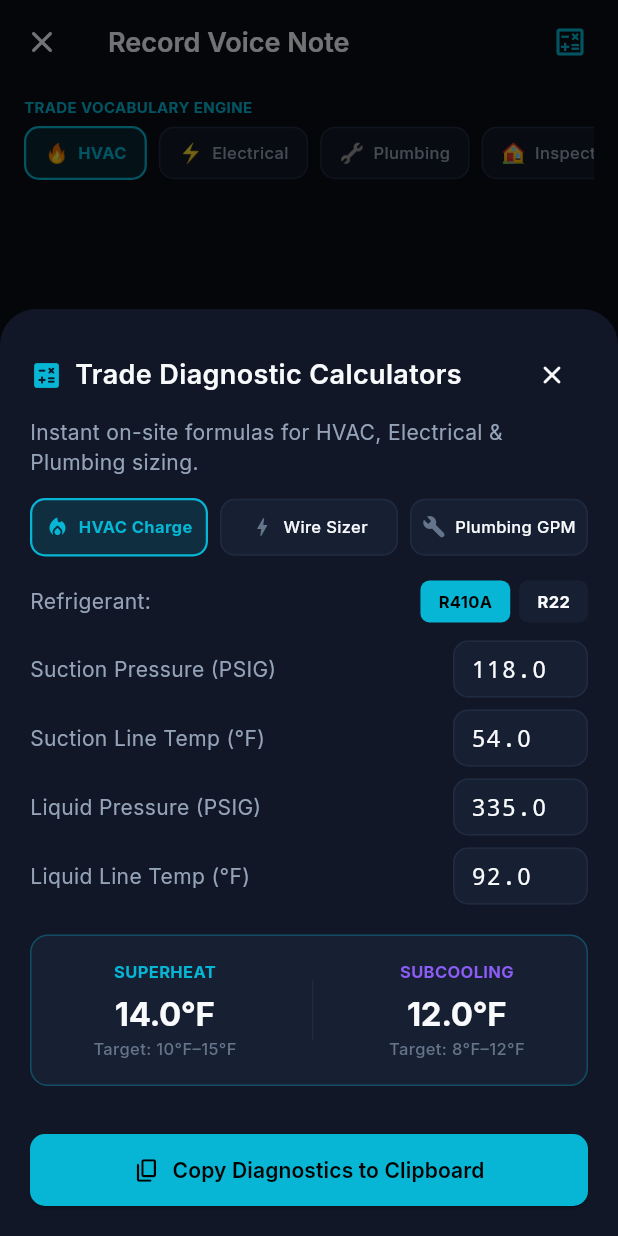
After one commit to ronakJeengar/echodesk, a Flutter app: the RecordVoicePage screen opened by its route, after a tap on the "calculate" icon, on a phone screen of 412 x 824 dp. The commit adds this screen. Run offline on Flutter 3.47's test engine with Material 3 defaults, Android fonts, the phone set to English and light mode, and no system bars; our stand-ins replace audioplayers, dio, flutter_riverpod, flutter_secure_storage, go_router, google_fonts and 4 more; missing offline and left inert: record; accounts and stored records are empty; network calls fail.

Commit message:
feat: implement interactive field diagnostic trade calculators for HVAC, Electrical, and Plumbing

```diff
--- /dev/null
+++ b/mobile/lib/features/calculators/presentation/widgets/trade_calculators_sheet.dart
@@ -0,0 +1,434 @@
+import 'dart:math';
+import 'package:flutter/material.dart';
+import 'package:flutter/services.dart';
+import '../../../../core/theme/app_colors.dart';
+import '../../../../core/theme/app_typography.dart';
+
+class TradeCalculatorsSheet extends StatefulWidget {
+  const TradeCalculatorsSheet({super.key});
+
+  static Future<void> show(BuildContext context) {
+    return showModalBottomSheet(
+      context: context,
+      isScrollControlled: true,
+      backgroundColor: AppColors.surface,
+      shape: const RoundedRectangleBorder(
+        borderRadius: BorderRadius.vertical(top: Radius.circular(24)),
+      ),
+      builder: (_) => const TradeCalculatorsSheet(),
+    );
+  }
+
+  @override
+  State<TradeCalculatorsSheet> createState() => _TradeCalculatorsSheetState();
+}
+
+class _TradeCalculatorsSheetState extends State<TradeCalculatorsSheet> {
+  String _selectedTrade = 'HVAC';
+
+  // HVAC State
+  String _refrigerant = 'R410A';
+  double _suctionPressure = 118.0;
+  double _suctionLineTemp = 54.0;
+  double _liquidPressure = 335.0;
+  double _liquidLineTemp = 92.0;
+
+  // Electrical State
+  double _voltage = 240.0;
+  double _currentAmps = 40.0;
+  double _distanceFeet = 75.0;
+  String _conductor = 'COPPER';
+
+  // Plumbing State
+  double _pipeDiameter = 0.75;
+  double _waterPressurePsi = 65.0;
+
+  @override
+  Widget build(BuildContext context) {
+    return DraggableScrollableSheet(
+      initialChildSize: 0.75,
+      minChildSize: 0.5,
+      maxChildSize: 0.95,
+      expand: false,
+      builder: (_, scrollController) {
+        return Padding(
+          padding: const EdgeInsets.all(20),
+          child: Column(
+            crossAxisAlignment: CrossAxisAlignment.start,
+            children: [
+              // Header
+              Row(
+                mainAxisAlignment: MainAxisAlignment.spaceBetween,
+                children: [
+                  Row(
+                    children: [
+                      const Icon(Icons.calculate_rounded, color: AppColors.primary, size: 22),
+                      const SizedBox(width: 8),
+                      Text('Trade Diagnostic Calculators', style: AppTypography.h3),
+                    ],
+                  ),
+                  IconButton(
+                    icon: const Icon(Icons.close_rounded, size: 20),
+                    onPressed: () => Navigator.pop(context),
+                  ),
+                ],
+              ),
+              const SizedBox(height: 4),
+              Text(
+                'Instant on-site formulas for HVAC, Electrical & Plumbing sizing.',
+                style: AppTypography.bodyMedium,
+              ),
+              const SizedBox(height: 14),
+
+              // Trade Tabs
+              Row(
+                children: [
+                  _buildTradeTab('HVAC', 'HVAC Charge', Icons.local_fire_department_rounded),
+                  const SizedBox(width: 8),
+                  _buildTradeTab('ELECTRICAL', 'Wire Sizer', Icons.bolt_rounded),
+                  const SizedBox(width: 8),
+                  _buildTradeTab('PLUMBING', 'Plumbing GPM', Icons.build_rounded),
+                ],
+              ),
+              const SizedBox(height: 16),
+
+              // Content Area
+              Expanded(
+                child: ListView(
+                  controller: scrollController,
+                  children: [
+                    if (_selectedTrade == 'HVAC') _buildHvacCalculator(),
+                    if (_selectedTrade == 'ELECTRICAL') _buildElectricalCalculator(),
+                    if (_selectedTrade == 'PLUMBING') _buildPlumbingCalculator(),
+                    const SizedBox(height: 20),
+                  ],
+                ),
+              ),
+
+              // Bottom Copy Button
+              SizedBox(
+                width: double.infinity,
+                child: ElevatedButton.icon(
+                  onPressed: _copyDiagnosticSummary,
+                  style: ElevatedButton.styleFrom(
+                    backgroundColor: AppColors.primary,
+                    foregroundColor: Colors.black,
+                    padding: const EdgeInsets.symmetric(vertical: 14),
+                    shape: RoundedRectangleBorder(borderRadius: BorderRadius.circular(10)),
+                  ),
+                  icon: const Icon(Icons.copy_rounded, size: 18, color: Colors.black),
+                  label: Text(
+                    'Copy Diagnostics to Clipboard',
+                    style: AppTypography.button.copyWith(color: Colors.black),
+                  ),
+                ),
+              ),
+            ],
+          ),
+        );
+      },
+    );
+  }
+
+  Widget _buildTradeTab(String key, String label, IconData icon) {
+    final isSelected = _selectedTrade == key;
+    return Expanded(
+      child: GestureDetector(
+        onTap: () => setState(() => _selectedTrade = key),
+        child: Container(
+          padding: const EdgeInsets.symmetric(vertical: 10),
+          decoration: BoxDecoration(
+            color: isSelected ? AppColors.primary.withValues(alpha: 0.15) : AppColors.surfaceElevated,
+            borderRadius: BorderRadius.circular(10),
+            border: Border.all(
+              color: isSelected ? AppColors.primary : AppColors.border,
+              width: isSelected ? 1.5 : 1,
+            ),
+          ),
+          child: Row(
+            mainAxisAlignment: MainAxisAlignment.center,
+            children: [
+              Icon(icon, size: 16, color: isSelected ? AppColors.primary : AppColors.textMuted),
+              const SizedBox(width: 6),
+              Text(
+                label,
+                style: AppTypography.caption.copyWith(
+                  color: isSelected ? AppColors.primary : AppColors.textPrimary,
+                  fontWeight: isSelected ? FontWeight.w700 : FontWeight.w500,
+                  fontSize: 11,
+                ),
+              ),
+            ],
+          ),
+        ),
+      ),
+    );
+  }
+
+  Widget _buildHvacCalculator() {
+    final evapSatTemp = _refrigerant == 'R410A'
+        ? (_suctionPressure - 118) * 0.35 + 40
+        : (_suctionPressure - 68) * 0.5 + 40;
+    final superheat = max(0.0, _suctionLineTemp - evapSatTemp);
+
+    final condSatTemp = _refrigerant == 'R410A'
+        ? (_liquidPressure - 335) * 0.18 + 104
+        : (_liquidPressure - 196) * 0.25 + 100;
+    final subcooling = max(0.0, condSatTemp - _liquidLineTemp);
+
+    return Column(
+      crossAxisAlignment: CrossAxisAlignment.start,
+      children: [
+        Row(
+          mainAxisAlignment: MainAxisAlignment.spaceBetween,
+          children: [
+            Text('Refrigerant:', style: AppTypography.bodyMedium),
+            Row(
+              children: ['R410A', 'R22'].map((ref) {
+                final isSel = _refrigerant == ref;
+                return GestureDetector(
+                  onTap: () => setState(() => _refrigerant = ref),
+                  child: Container(
+                    margin: const EdgeInsets.only(left: 6),
+                    padding: const EdgeInsets.symmetric(horizontal: 12, vertical: 6),
+                    decoration: BoxDecoration(
+                      color: isSel ? AppColors.primary : AppColors.surfaceElevated,
+                      borderRadius: BorderRadius.circular(6),
+                    ),
+                    child: Text(
+                      ref,
+                      style: AppTypography.caption.copyWith(
+                        color: isSel ? Colors.black : AppColors.textPrimary,
+                        fontWeight: FontWeight.bold,
+                      ),
+                    ),
+                  ),
+                );
+              }).toList(),
+            ),
+          ],
+        ),
+        const SizedBox(height: 12),
+
+        // Inputs
+        _buildNumberInput('Suction Pressure (PSIG)', _suctionPressure, (v) => setState(() => _suctionPressure = v)),
+        _buildNumberInput('Suction Line Temp (°F)', _suctionLineTemp, (v) => setState(() => _suctionLineTemp = v)),
+        _buildNumberInput('Liquid Pressure (PSIG)', _liquidPressure, (v) => setState(() => _liquidPressure = v)),
+        _buildNumberInput('Liquid Line Temp (°F)', _liquidLineTemp, (v) => setState(() => _liquidLineTemp = v)),
+
+        const SizedBox(height: 12),
+
+        // Results Card
+        Container(
+          padding: const EdgeInsets.all(16),
+          decoration: BoxDecoration(
+            color: AppColors.surfaceElevated,
+            borderRadius: BorderRadius.circular(12),
+            border: Border.all(color: AppColors.primary.withValues(alpha: 0.3)),
+          ),
+          child: Row(
+            mainAxisAlignment: MainAxisAlignment.spaceAround,
+            children: [
+              Column(
+                children: [
+                  Text('SUPERHEAT', style: AppTypography.caption.copyWith(color: AppColors.primary, fontWeight: FontWeight.bold)),
+                  const SizedBox(height: 4),
+                  Text('${superheat.toStringAsFixed(1)}°F', style: AppTypography.h2),
+                  Text('Target: 10°F–15°F', style: AppTypography.caption.copyWith(color: AppColors.textMuted)),
+                ],
+              ),
+              Container(width: 1, height: 40, color: AppColors.border),
+              Column(
+                children: [
+                  Text('SUBCOOLING', style: AppTypography.caption.copyWith(color: AppColors.secondary, fontWeight: FontWeight.bold)),
+                  const SizedBox(height: 4),
+                  Text('${subcooling.toStringAsFixed(1)}°F', style: AppTypography.h2),
+                  Text('Target: 8°F–12°F', style: AppTypography.caption.copyWith(color: AppColors.textMuted)),
+                ],
+              ),
+            ],
+          ),
+        ),
+      ],
+    );
+  }
+
+  Widget _buildElectricalCalculator() {
+    final k = _conductor == 'COPPER' ? 12.9 : 21.2;
+    final targetCm = (2 * k * _currentAmps * _distanceFeet) / (_voltage * 0.03);
+
+    String recommendedWire = '14 AWG';
+    if (targetCm > 66360) {
+      recommendedWire = '1/0 AWG+';
+    } else if (targetCm > 41740) {
+      recommendedWire = '2 AWG';
+    } else if (targetCm > 26240) {
+      recommendedWire = '4 AWG';
+    } else if (targetCm > 16510) {
+      recommendedWire = '6 AWG';
+    } else if (targetCm > 10380) {
+      recommendedWire = '8 AWG';
+    } else if (targetCm > 6530) {
+      recommendedWire = '10 AWG';
+    } else if (targetCm > 4110) {
+      recommendedWire = '12 AWG';
+    }
+
+    final dropVolts = (2 * k * _currentAmps * _distanceFeet) / 26240;
+    final dropPct = (dropVolts / _voltage) * 100;
+
+    return Column(
+      crossAxisAlignment: CrossAxisAlignment.start,
+      children: [
+        Row(
+          mainAxisAlignment: MainAxisAlignment.spaceBetween,
+          children: [
+            Text('Conductor Material:', style: AppTypography.bodyMedium),
+            Row(
+              children: ['COPPER', 'ALUMINUM'].map((mat) {
+                final isSel = _conductor == mat;
+                return GestureDetector(
+                  onTap: () => setState(() => _conductor = mat),
+                  child: Container(
+                    margin: const EdgeInsets.only(left: 6),
+                    padding: const EdgeInsets.symmetric(horizontal: 10, vertical: 5),
+                    decoration: BoxDecoration(
+                      color: isSel ? AppColors.secondary : AppColors.surfaceElevated,
+                      borderRadius: BorderRadius.circular(6),
+                    ),
+                    child: Text(
+                      mat == 'COPPER' ? 'Copper' : 'Alum',
+                      style: AppTypography.caption.copyWith(
+                        color: isSel ? Colors.black : AppColors.textPrimary,
+                        fontWeight: FontWeight.bold,
+                      ),
+                    ),
+                  ),
+                );
+              }).toList(),
+            ),
+          ],
+        ),
+        const SizedBox(height: 10),
+
+        _buildNumberInput('Circuit Voltage (V)', _voltage, (v) => setState(() => _voltage = v)),
+        _buildNumberInput('Load Current (Amps)', _currentAmps, (v) => setState(() => _currentAmps = v)),
+        _buildNumberInput('One-Way Distance (Feet)', _distanceFeet, (v) => setState(() => _distanceFeet = v)),
+
+        const SizedBox(height: 12),
+
+        // Results Card
+        Container(
+          padding: const EdgeInsets.all(16),
+          decoration: BoxDecoration(
+            color: AppColors.surfaceElevated,
+            borderRadius: BorderRadius.circular(12),
+            border: Border.all(color: AppColors.secondary.withValues(alpha: 0.3)),
+          ),
+          child: Row(
+            mainAxisAlignment: MainAxisAlignment.spaceAround,
+            children: [
+              Column(
+                children: [
+                  Text('RECOMMENDED WIRE', style: AppTypography.caption.copyWith(color: AppColors.secondary, fontWeight: FontWeight.bold)),
+                  const SizedBox(height: 4),
+                  Text(recommendedWire, style: AppTypography.h2),
+                  Text('NEC 3% Max Drop', style: AppTypography.caption.copyWith(color: AppColors.textMuted)),
+                ],
+              ),
+              Container(width: 1, height: 40, color: AppColors.border),
+              Column(
+                children: [
+                  Text('VOLTAGE DROP', style: AppTypography.caption.copyWith(color: AppColors.primary, fontWeight: FontWeight.bold)),
+                  const SizedBox(height: 4),
+                  Text('${dropPct.toStringAsFixed(2)}%', style: AppTypography.h2),
+                  Text('(${dropVolts.toStringAsFixed(1)}V Loss)', style: AppTypography.caption.copyWith(color: AppColors.textMuted)),
+                ],
+              ),
+            ],
+          ),
+        ),
+      ],
+    );
+  }
+
+  Widget _buildPlumbingCalculator() {
+    final gpm = (29.84 * pow(_pipeDiameter, 2) * 0.62 * sqrt(max(10.0, _waterPressurePsi))).round();
+
+    return Column(
+      crossAxisAlignment: CrossAxisAlignment.start,
+      children: [
+        _buildNumberInput('Nominal Pipe Diameter (Inches)', _pipeDiameter, (v) => setState(() => _pipeDiameter = v)),
+        _buildNumberInput('Static Pressure (PSI)', _waterPressurePsi, (v) => setState(() => _waterPressurePsi = v)),
+
+        const SizedBox(height: 12),
+
+        Container(
+          padding: const EdgeInsets.all(16),
+          decoration: BoxDecoration(
+            color: AppColors.surfaceElevated,
+            borderRadius: BorderRadius.circular(12),
+            border: Border.all(color: AppColors.primary.withValues(alpha: 0.3)),
+          ),
+          child: Column(
+            children: [
+              Text('PEAK FLOW RATE', style: AppTypography.caption.copyWith(color: AppColors.primary, fontWeight: FontWeight.bold)),
+              const SizedBox(height: 4),
+              Text('$gpm GPM', style: AppTypography.h1),
+              const SizedBox(height: 4),
+              Text('Recommended PRV Setting: 55–65 PSI', style: AppTypography.caption.copyWith(color: AppColors.textMuted)),
+            ],
+          ),
+        ),
+      ],
+    );
+  }
+
+  Widget _buildNumberInput(String label, double value, Function(double) onChanged) {
+    return Padding(
+      padding: const EdgeInsets.only(bottom: 8),
+      child: Row(
+        mainAxisAlignment: MainAxisAlignment.spaceBetween,
+        children: [
+          Expanded(child: Text(label, style: AppTypography.bodyMedium)),
+          SizedBox(
+            width: 90,
+            height: 38,
+            child: TextFormField(
+              initialValue: value.toString(),
+              keyboardType: const TextInputType.numberWithOptions(decimal: true),
+              style: AppTypography.bodyLarge.copyWith(fontFamily: 'monospace'),
+              decoration: const InputDecoration(
+                contentPadding: EdgeInsets.symmetric(horizontal: 8, vertical: 8),
+              ),
+              onChanged: (val) {
+                final d = double.tryParse(val);
+                if (d != null) onChanged(d);
+              },
+            ),
+          ),
+        ],
+      ),
+    );
+  }
+
+  void _copyDiagnosticSummary() {
+    String summary = '';
+    if (_selectedTrade == 'HVAC') {
+      summary = 'HVAC Diagnostic Readings ($_refrigerant): Suction ${_suctionPressure.toInt()} PSIG / ${_suctionLineTemp.toInt()}°F, Liquid ${_liquidPressure.toInt()} PSIG / ${_liquidLineTemp.toInt()}°F.';
+    } else if (_selectedTrade == 'ELECTRICAL') {
+      summary = 'Electrical Sizing: ${_voltage.toInt()}V, ${_currentAmps.toInt()}A load over ${_distanceFeet.toInt()} ft.';
+    } else {
+      summary = 'Plumbing Sizing: $_pipeDiameter" pipe at ${_waterPressurePsi.toInt()} PSI.';
+    }
+
+    Clipboard.setData(ClipboardData(text: summary));
+    ScaffoldMessenger.of(context).showSnackBar(
+      SnackBar(
+        backgroundColor: AppColors.success,
+        content: Text('✓ Copied to clipboard: "$summary"'),
+      ),
+    );
+    Navigator.pop(context);
+  }
+}
--- a/mobile/lib/features/recordings/presentation/pages/record_voice_page.dart
+++ b/mobile/lib/features/recordings/presentation/pages/record_voice_page.dart
@@ -5,6 +5,7 @@ import '../../../../core/theme/app_colors.dart';
 import '../../../../core/theme/app_typography.dart';
 import '../../domain/models/recording_model.dart';
 import '../../../../core/pdf/work_order_pdf_service.dart';
+import '../../../calculators/presentation/widgets/trade_calculators_sheet.dart';
 import '../providers/recording_provider.dart';
 
 class RecordVoicePage extends ConsumerStatefulWidget {
@@ -416,6 +417,14 @@ class _RecordVoicePageState extends ConsumerState<RecordVoicePage>
           icon: const Icon(Icons.close_rounded),
           onPressed: () => context.pop(),
         ),
+        actions: [
+          IconButton(
+            icon: const Icon(Icons.calculate_outlined, color: AppColors.primary),
+            tooltip: 'Trade Diagnostic Calculators',
+            onPressed: () => TradeCalculatorsSheet.show(context),
+          ),
+          const SizedBox(width: 8),
+        ],
       ),
       body: SafeArea(
         child: Column(
```
Also changed, not shown: 3 other files.
